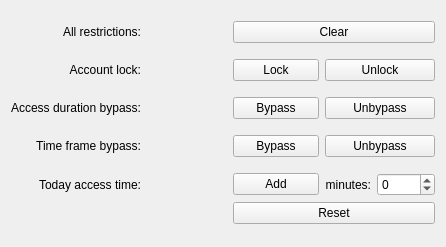
Qt form src/kcm/ui/grant.ui (simgunz/timekpr) before a commit.
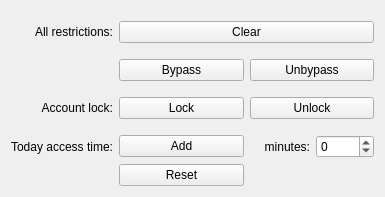
The same form after that commit. Custom widgets are drawn as their Qt base class.

Commit message: bypass system simplified

```diff
--- a/src/kcm/ui/grant.ui
+++ b/src/kcm/ui/grant.ui
@@ -6,8 +6,8 @@
    <rect>
     <x>0</x>
     <y>0</y>
-    <width>446</width>
-    <height>247</height>
+    <width>385</width>
+    <height>196</height>
    </rect>
   </property>
   <property name="windowTitle">
@@ -24,7 +24,7 @@
      </property>
     </widget>
    </item>
-   <item row="0" column="2">
+   <item row="0" column="1" colspan="2">
     <spacer name="verticalSpacer_2">
      <property name="orientation">
       <enum>Qt::Vertical</enum>
@@ -40,14 +40,60 @@
      </property>
     </spacer>
    </item>
-   <item row="1" column="2" colspan="2">
+   <item row="1" column="1" colspan="2">
     <widget class="KPushButton" name="btnClearAllRestriction">
      <property name="text">
       <string>Clear</string>
      </property>
     </widget>
    </item>
-   <item row="3" column="0">
+   <item row="2" column="1" colspan="2">
+    <spacer name="verticalSpacer_4">
+     <property name="orientation">
+      <enum>Qt::Vertical</enum>
+     </property>
+     <property name="sizeType">
+      <enum>QSizePolicy::Fixed</enum>
+     </property>
+     <property name="sizeHint" stdset="0">
+      <size>
+       <width>5</width>
+       <height>10</height>
+      </size>
+     </property>
+    </spacer>
+   </item>
+   <item row="3" column="1">
+    <widget class="KPushButton" name="btnBypass">
+     <property name="text">
+      <string>Bypass</string>
+     </property>
+    </widget>
+   </item>
+   <item row="3" column="2">
+    <widget class="KPushButton" name="btnClearBypass">
+     <property name="text">
+      <string>Unbypass</string>
+     </property>
+    </widget>
+   </item>
+   <item row="4" column="1" colspan="2">
+    <spacer name="verticalSpacer_6">
+     <property name="orientation">
+      <enum>Qt::Vertical</enum>
+     </property>
+     <property name="sizeType">
+      <enum>QSizePolicy::Fixed</enum>
+     </property>
+     <property name="sizeHint" stdset="0">
+      <size>
+       <width>5</width>
+       <height>10</height>
+      </size>
+     </property>
+    </spacer>
+   </item>
+   <item row="5" column="0">
     <widget class="QLabel" name="label_2">
      <property name="text">
       <string>Account lock:</string>
@@ -57,69 +103,37 @@
      </property>
     </widget>
    </item>
-   <item row="3" column="2">
+   <item row="5" column="1">
     <widget class="KPushButton" name="btnLockAccount">
      <property name="text">
       <string>Lock</string>
      </property>
     </widget>
    </item>
-   <item row="3" column="3">
+   <item row="5" column="2">
     <widget class="KPushButton" name="btnUnlockAccount">
      <property name="text">
       <string>Unlock</string>
      </property>
     </widget>
    </item>
-   <item row="5" column="0">
-    <widget class="QLabel" name="label_3">
-     <property name="text">
-      <string>Access duration bypass:</string>
+   <item row="6" column="1" colspan="2">
+    <spacer name="verticalSpacer_5">
+     <property name="orientation">
+      <enum>Qt::Vertical</enum>
      </property>
-     <property name="alignment">
-      <set>Qt::AlignRight|Qt::AlignTrailing|Qt::AlignVCenter</set>
+     <property name="sizeType">
+      <enum>QSizePolicy::Fixed</enum>
      </property>
-    </widget>
-   </item>
-   <item row="5" column="2">
-    <widget class="KPushButton" name="btnLimitBypass">
-     <property name="text">
-      <string>Bypass</string>
+     <property name="sizeHint" stdset="0">
+      <size>
+       <width>5</width>
+       <height>10</height>
+      </size>
      </property>
-    </widget>
-   </item>
-   <item row="5" column="3">
-    <widget class="KPushButton" name="btnClearLimitBypass">
-     <property name="text">
-      <string>Unbypass</string>
-     </property>
-    </widget>
+    </spacer>
    </item>
    <item row="7" column="0">
-    <widget class="QLabel" name="label_4">
-     <property name="text">
-      <string>Time frame bypass:</string>
-     </property>
-     <property name="alignment">
-      <set>Qt::AlignRight|Qt::AlignTrailing|Qt::AlignVCenter</set>
-     </property>
-    </widget>
-   </item>
-   <item row="7" column="2">
-    <widget class="KPushButton" name="btnBoundBypass">
-     <property name="text">
-      <string>Bypass</string>
-     </property>
-    </widget>
-   </item>
-   <item row="7" column="3">
-    <widget class="KPushButton" name="btnClearBoundBypass">
-     <property name="text">
-      <string>Unbypass</string>
-     </property>
-    </widget>
-   </item>
-   <item row="9" column="0">
     <widget class="QLabel" name="label_5">
      <property name="text">
       <string>Today access time:</string>
@@ -129,7 +143,7 @@
      </property>
     </widget>
    </item>
-   <item row="9" column="2">
+   <item row="7" column="1">
     <widget class="KPushButton" name="btnAddTime">
      <property name="sizePolicy">
       <sizepolicy hsizetype="Expanding" vsizetype="Fixed">
@@ -142,7 +156,7 @@
      </property>
     </widget>
    </item>
-   <item row="9" column="3">
+   <item row="7" column="2">
     <layout class="QHBoxLayout" name="horizontalLayout">
      <item>
       <widget class="QLabel" name="lbAddTime">
@@ -181,7 +195,7 @@
      </item>
     </layout>
    </item>
-   <item row="10" column="2" colspan="2">
+   <item row="8" column="1">
     <widget class="KPushButton" name="btnResetTime">
      <property name="sizePolicy">
       <sizepolicy hsizetype="Expanding" vsizetype="Fixed">
@@ -194,7 +208,7 @@
      </property>
     </widget>
    </item>
-   <item row="11" column="2">
+   <item row="9" column="1" colspan="2">
     <spacer name="verticalSpacer">
      <property name="orientation">
       <enum>Qt::Vertical</enum>
@@ -207,83 +221,6 @@
      </property>
     </spacer>
    </item>
-   <item row="2" column="2">
-    <spacer name="verticalSpacer_4">
-     <property name="orientation">
-      <enum>Qt::Vertical</enum>
-     </property>
-     <property name="sizeType">
-      <enum>QSizePolicy::Fixed</enum>
-     </property>
-     <property name="sizeHint" stdset="0">
-      <size>
-       <width>5</width>
-       <height>10</height>
-      </size>
-     </property>
-    </spacer>
-   </item>
-   <item row="4" column="2">
-    <spacer name="verticalSpacer_5">
-     <property name="orientation">
-      <enum>Qt::Vertical</enum>
-     </property>
-     <property name="sizeType">
-      <enum>QSizePolicy::Fixed</enum>
-     </property>
-     <property name="sizeHint" stdset="0">
-      <size>
-       <width>5</width>
-       <height>10</height>
-      </size>
-     </property>
-    </spacer>
-   </item>
-   <item row="6" column="2">
-    <spacer name="verticalSpacer_6">
-     <property name="orientation">
-      <enum>Qt::Vertical</enum>
-     </property>
-     <property name="sizeType">
-      <enum>QSizePolicy::Fixed</enum>
-     </property>
-     <property name="sizeHint" stdset="0">
-      <size>
-       <width>5</width>
-       <height>10</height>
-      </size>
-     </property>
-    </spacer>
-   </item>
-   <item row="8" column="2">
-    <spacer name="verticalSpacer_7">
-     <property name="orientation">
-      <enum>Qt::Vertical</enum>
-     </property>
-     <property name="sizeType">
-      <enum>QSizePolicy::Fixed</enum>
-     </property>
-     <property name="sizeHint" stdset="0">
-      <size>
-       <width>5</width>
-       <height>10</height>
-      </size>
-     </property>
-    </spacer>
-   </item>
-   <item row="5" column="1">
-    <spacer name="horizontalSpacer">
-     <property name="orientation">
-      <enum>Qt::Horizontal</enum>
-     </property>
-     <property name="sizeHint" stdset="0">
-      <size>
-       <width>40</width>
-       <height>20</height>
-      </size>
-     </property>
-    </spacer>
-   </item>
   </layout>
  </widget>
  <customwidgets>
```
The commit also changes 6 other files.
